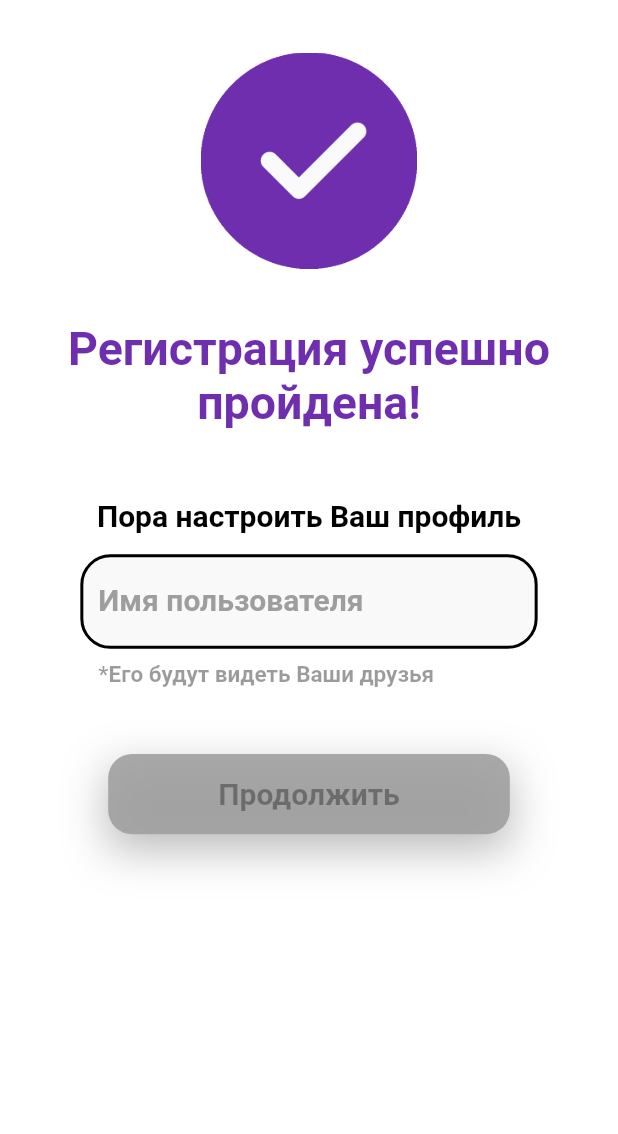
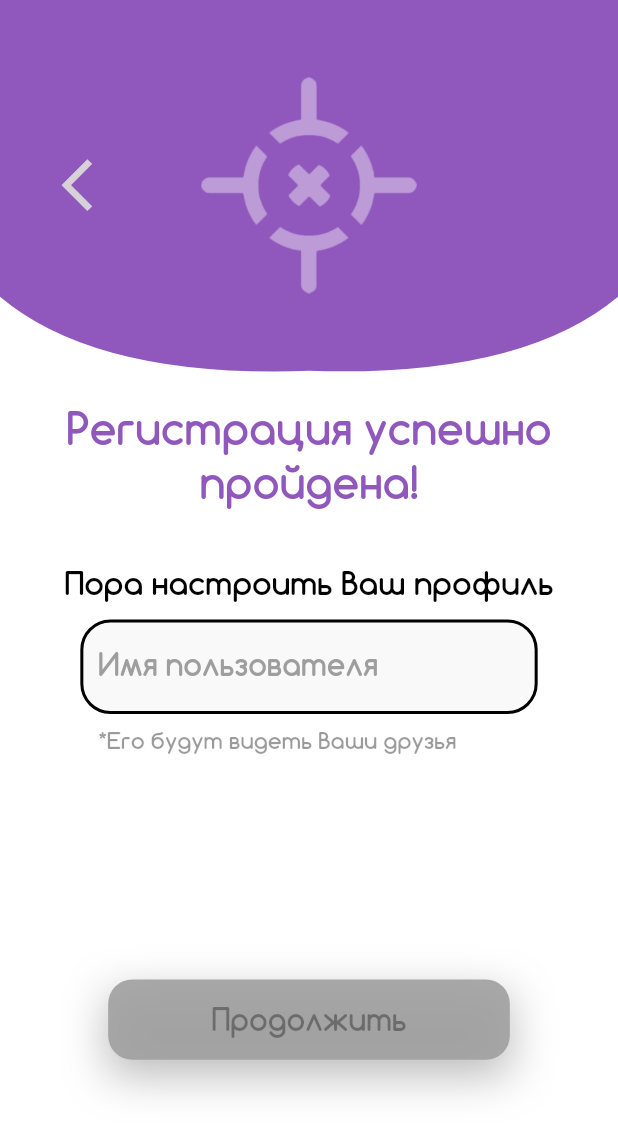
Before and after one commit to VkurseLLC/vkurse_app, a Flutter app: the InputUsername screen opened by its route, on a phone screen of 412 x 824 dp. Shown: the top 1134 px of the screen. Run offline on Flutter 3.47's test engine with Material 2 defaults, Android fonts, the phone set to English and light mode, and no system bars; drawn by our look-alikes of auto_size_text; our stand-ins replace easy_localization, equatable, flutter_easyloading, flutter_map, flutter_typeahead, geolocator and 6 more; missing offline and left inert: cron, flutter_map_marker_cluster, libphonenumber_plugin; accounts and stored records are empty; network calls fail; Roboto replaces fonts that are missing (assets/fonts/Inter-Regular.ttf).

Commit message:
Редизайн процесса заполнения профиля
Changes to be committed:
	modified:   lib/pages/auth_get_verification_code.dart
	modified:   lib/pages/auth_phone_number.dart
	modified:   lib/pages/auth_verification_code.dart
	modified:   lib/pages/end_profile_filling.dart
	modified:   lib/pages/input_username.dart
	modified:   lib/pages/welcome.dart
	modified:   lib/ui/main_navigation.dart

```diff
--- a/lib/pages/auth_get_verification_code.dart
+++ b/lib/pages/auth_get_verification_code.dart
@@ -36,6 +36,7 @@ class _AuthGetVerificationCodeState extends State<AuthGetVerificationCode> {
     var width = mediaQuery.size.width, height = mediaQuery.size.height;
 
     return Scaffold(
+      resizeToAvoidBottomInset: false,
       body: Column(
         children: [
           Row(
--- a/lib/pages/auth_phone_number.dart
+++ b/lib/pages/auth_phone_number.dart
@@ -91,6 +91,7 @@ Widget build(BuildContext context) {
     }
 
     return Scaffold(
+      resizeToAvoidBottomInset: false,
       body: Column(
         children: [
           Row(
--- a/lib/pages/auth_verification_code.dart
+++ b/lib/pages/auth_verification_code.dart
@@ -72,6 +72,7 @@ Widget build(BuildContext context) {
     String field_verification_code = "";
 
     return Scaffold(
+      resizeToAvoidBottomInset: false,
       body: Column(
         children: [
           Row(
@@ -99,7 +100,7 @@ Widget build(BuildContext context) {
                         height: width * 0.2,
                         child: IconButton(
                           onPressed: () async {
-                            await Navigator.pushNamed(context, '/auth');
+                            await Navigator.pushNamed(context, '/auth_get_verification_code');
                           },
                           icon: const Icon(Icons.arrow_back_ios_new),
                           iconSize: width * 0.1,
--- a/lib/pages/input_username.dart
+++ b/lib/pages/input_username.dart
@@ -7,6 +7,7 @@ import 'package:flutter/material.dart';
 
 import 'package:auto_size_text/auto_size_text.dart';
 import 'package:shared_preferences/shared_preferences.dart';
+import 'package:vkurse_app/pages/style/canvas.dart';
 // import 'package:easy_localization/easy_localization.dart';
 
 //_____________________________________________ДРУГИЕ ФАЙЛЫ________________________________________________\\
@@ -60,7 +61,7 @@ class _InputUsername extends State<InputUsername> {
   @override
   Widget build(BuildContext context) {
     final mediaQuery = MediaQuery.of(context);
-    var width = mediaQuery.size.width;
+    var width = mediaQuery.size.width, height = mediaQuery.size.height;
     var buttonWidth = width * 0.65;
     var buttonHeight = buttonWidth * 0.20;
 
@@ -94,14 +95,14 @@ class _InputUsername extends State<InputUsername> {
     }
 
       var borderStyle = OutlineInputBorder(
-                      borderSide: BorderSide(
+                      borderSide: const BorderSide(
                         color: Colors.black,
                         width: 2),
                       borderRadius: BorderRadius.all(Radius.circular(width * 0.0488)),
                     );
 
       var borderErrorStyle = OutlineInputBorder(
-                      borderSide: BorderSide(
+                      borderSide: const BorderSide(
                         color: Colors.redAccent,
                         width: 2),
                       borderRadius: BorderRadius.all(Radius.circular(width * 0.0488)),
@@ -110,70 +111,125 @@ class _InputUsername extends State<InputUsername> {
       var textErrorStyle = TextStyle(
                             color: Colors.redAccent,
                             fontSize: fontSizeErrorText,
-                            fontWeight: FontWeight.bold
+                            fontWeight: FontWeight.bold,
+                            fontFamily: "Comfortaa"
                           );
 
       var textRegStyle = const TextStyle(
-                            color: Color(0xFF6F2EAE),
+                            color: Color(0xFF894EB8),
                             fontSize: 50,
-                            fontWeight: FontWeight.bold
+                            fontWeight: FontWeight.bold,
+                            fontFamily: "Comfortaa"
                           );
 
       var textProfileStyle = const TextStyle(
                                 color: Colors.black,
                                 fontSize: 40,
-                                fontWeight: FontWeight.bold
+                                fontWeight: FontWeight.bold,
+                                fontFamily: "Comfortaa"
                               );
 
       var textMarkStyle = TextStyle(
-                            color: Color.fromARGB(100, 0, 0, 0),
+                            color: const Color.fromARGB(100, 0, 0, 0),
                             fontSize: fontSizeErrorText,
-                            fontWeight: FontWeight.bold
+                            fontWeight: FontWeight.bold,
+                            fontFamily: "Comfortaa"
                           );
 
     return Scaffold(
       resizeToAvoidBottomInset: false,
       backgroundColor: Colors.white,
-      body: SafeArea(
-        child: Column(
+      body: Column(
           children: [
 
             ///\\\ (НАЧАЛО) ///\\\ ИКОНКА + ТЕКСТ "Регистрации" ///\\\
-
-            Expanded(
-              flex: 2,
-              child: Row(
-                mainAxisAlignment: MainAxisAlignment.center,
-                crossAxisAlignment: CrossAxisAlignment.center,
-                children: [
-                  Container(
-                    width: width * 0.35,
-                    height: width * 0.35,
-                    decoration: const BoxDecoration(
-                      image: DecorationImage(
-                        image: AssetImage("assets/images/check.png"))
-                    ),
-                  )
-                ],
-              )
-            ),
 
             Row(
               mainAxisAlignment: MainAxisAlignment.center,
               crossAxisAlignment: CrossAxisAlignment.center,
               children: [
                 SizedBox(
-                  width: width,
-                  height: width * 0.18,
-                  child: AutoSizeText(
-                    "Регистрация успешно\nпройдена!",
-                    style: textRegStyle,
-                  textAlign: TextAlign.center,
-                  ),
-                )
+                width: width,
+                height: height * 0.3,
+                child: Stack(
+                  alignment: Alignment.center,
+                  children: [
+                    Positioned(
+                      child: SizedBox(
+                        width: width,
+                        height: height * 0.3,
+                        child: CustomPaint(
+                          foregroundPainter: HeaderPainter(),
+                        ),
+                      ),
+                    ),
+
+                    Positioned(
+                      left: width * 0.025,
+                      child: SizedBox(
+                        width: width * 0.2,
+                        height: width * 0.2,
+                        child: IconButton(
+                          onPressed: (){},
+                          icon: const Icon(Icons.arrow_back_ios_new),
+                          iconSize: width * 0.1,
+                          color: Color(0xF0DADADA),
+                        )
+                      )
+                    ),
+
+                    Positioned(
+                      child: Container(
+                        height: width * 0.35,
+                        width: width * 0.35,
+                        decoration: const BoxDecoration(
+                          image: DecorationImage(
+                            image: AssetImage("assets/images/logo_pic_white.png"),
+                          opacity: 0.4,
+                          )
+                        ),
+                      )
+                    )
+                  ],
+                ),
+              ),
               ],
             ),
+            Expanded(
+              flex: 1,
+              child: Row(
+                mainAxisAlignment: MainAxisAlignment.center,
+                crossAxisAlignment: CrossAxisAlignment.end,
+                children: [
 
+                  SizedBox(
+                    width: width * 0.7923,
+                    height: width * 0.1836,
+                    child: const AutoSizeText(
+                      "Регистрация успешно\nпройдена!",
+                      maxLines: 2,
+                      textAlign: TextAlign.center,
+                      style: TextStyle(
+                        color: Color(0xF0894EB8),
+                        fontSize: 60,
+                        fontFamily: "Comfortaa",
+                        fontWeight: FontWeight.bold
+                      ),
+                    ),
+                  ),
+
+                  // SizedBox(
+                  //   width: width,
+                  //   height: width * 0.18,
+                  //   child: AutoSizeText(
+                  //     "Регистрация успешно\nпройдена!",
+                  //     style: textRegStyle,
+                  //   textAlign: TextAlign.center,
+                  //   ),
+                  // )
+                ],
+              ),
+            ),
             //!\\\ (КОНЕЦ) ///\\\ ИКОНКА + ТЕКСТ "Регистрации" ///\\\
 
             //---------------------------------------------------------------------------------------------------------------------------------------\\
@@ -191,7 +247,7 @@ class _InputUsername extends State<InputUsername> {
                     crossAxisAlignment: CrossAxisAlignment.center,
                     children: [
                       SizedBox(
-                        width: width * 0.7,
+                        width: width * 0.7974,
                         height: width * 0.09,
                         child: AutoSizeText(
                           "Пора настроить Ваш профиль",
@@ -229,13 +285,15 @@ class _InputUsername extends State<InputUsername> {
                               color: Colors.grey,
                               fontSize: fontSizeText + 4,
                               fontWeight: FontWeight.bold,
+                              fontFamily: "Comfortaa"
                             ),
 
                             // hintText: "",
-                            // hintStyle: TextStyle(
-                            //   color: Colors.grey,
-                            //   fontSize: fontSizeText
-                            // ),
+                            hintStyle: TextStyle(
+                              color: Colors.grey,
+                              fontSize: fontSizeText,
+                              fontFamily: "Comfortaa"
+                            ),
 
                             filled: true,
                             fillColor: Color(0xFFF9F9F9)
@@ -261,7 +319,7 @@ class _InputUsername extends State<InputUsername> {
                 crossAxisAlignment: CrossAxisAlignment.center,
                 children: [
                   Column(
-                    mainAxisAlignment: MainAxisAlignment.start,
+                    mainAxisAlignment: MainAxisAlignment.center,
                     crossAxisAlignment: CrossAxisAlignment.center,
                     children: [
                       Container(
@@ -293,7 +351,7 @@ class _InputUsername extends State<InputUsername> {
                                   borderRadius: BorderRadius.circular(width * 0.039),
                                 ),
                               ),
-                            backgroundColor: (isButtonActive && !isNicknameUniq)? MaterialStateProperty.all<Color>(Color(0xFF6F2EAE))
+                            backgroundColor: (isButtonActive && !isNicknameUniq)? MaterialStateProperty.all<Color>(Color(0xFF894EB8))
                             : MaterialStateProperty.all<Color>(Color(0xFFA0A0A0))
                             ),
 
@@ -302,7 +360,7 @@ class _InputUsername extends State<InputUsername> {
                                 'Продолжить',
                                 style: TextStyle(
                                   fontSize: fontSizeButton,
-                                  fontFamily: "assets/fonts/Inter-Regular.ttf",
+                                  fontFamily: "Comfortaa",
                                   fontWeight: FontWeight.bold),
                             )
                           ),
@@ -318,7 +376,7 @@ class _InputUsername extends State<InputUsername> {
 
           ],
         ),
-      ),
+      // ),
     );
   }
 }
--- a/lib/ui/main_navigation.dart
+++ b/lib/ui/main_navigation.dart
@@ -48,6 +48,6 @@ class MainNavigation {
     '/map': (context) => Map(),
 
     // Если нужно затестить свой экран, то разкомитьте следующую строку и вместо > AuthProvider < вставьте нужный класс
-    '/auth': (context) => AuthGetVerificationCode(),
+    // '/auth': (context) => const AuthProvider(),
   };
 }
```
Also changed, not shown: lib/pages/end_profile_filling.dart (+103 -159 lines), lib/pages/welcome.dart (+11 -9 lines).
